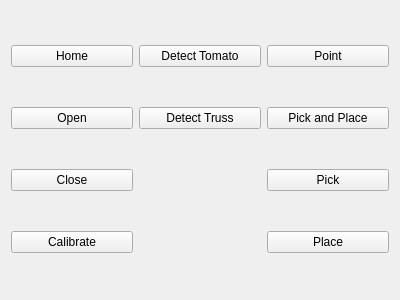
padmaja-kulkarni/vine_tomato_grasping, file rqt_user_interface/resource/flex_grasp.ui: the form before one commit.
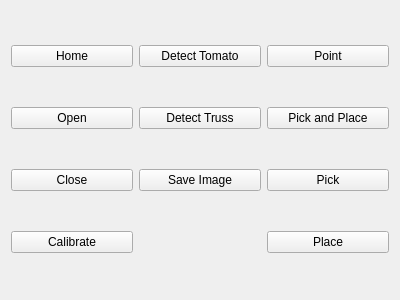
The form after the commit.

Commit message: Added easy to use functionallity for saving images

The edit to the form file:
```diff
--- a/rqt_user_interface/resource/flex_grasp.ui
+++ b/rqt_user_interface/resource/flex_grasp.ui
@@ -63,6 +63,14 @@
     </widget>
    </item>
 
+   <item row="2" column="1">
+    <widget class="QPushButton" name="SaveImageButton">
+     <property name="text">
+      <string>Save Image</string>
+     </property>
+    </widget>
+   </item>
+
    <item row="0" column="2">
     <widget class="QPushButton" name="PointButton">
      <property name="text">
```
The commit also changes 4 other files.
